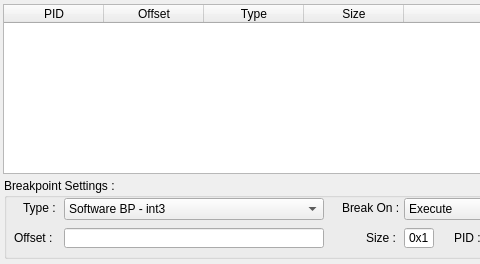
The window that qtNanomite/qtDLGBreakPointManager.ui (zer0fl4g/Nanomite) describes before a commit, drawn with Qt 5; both pictures show x 0 to 480 and y 0 to 264 of the 688 by 264 pixel window.
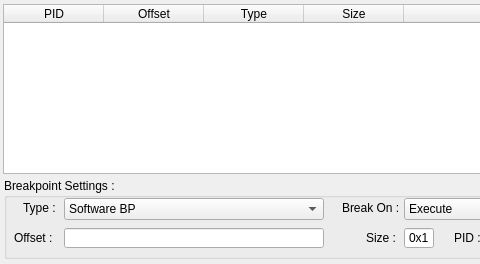
The same window after the commit. Icons and pictures are not drawn.

```diff
--- a/qtNanomite/qtDLGBreakPointManager.ui
+++ b/qtNanomite/qtDLGBreakPointManager.ui
@@ -134,7 +134,7 @@
     </property>
     <item>
      <property name="text">
-      <string>Software BP - int3</string>
+      <string>Software BP</string>
      </property>
     </item>
     <item>
```
Left out of the diff: 28 changed lines with no effect on the pictures.
